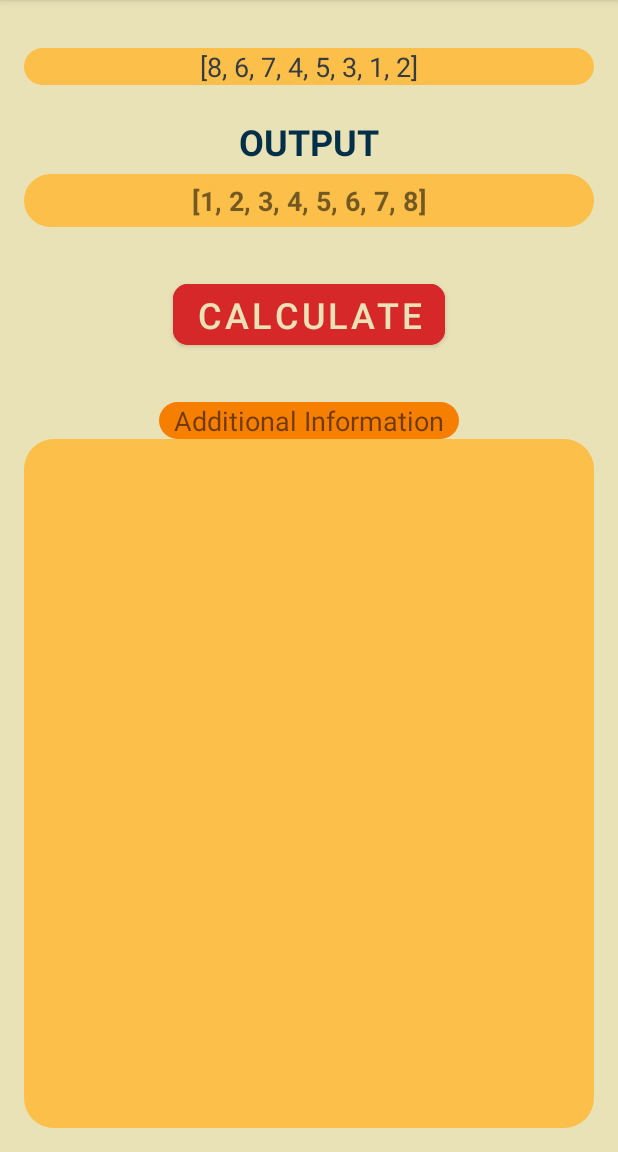
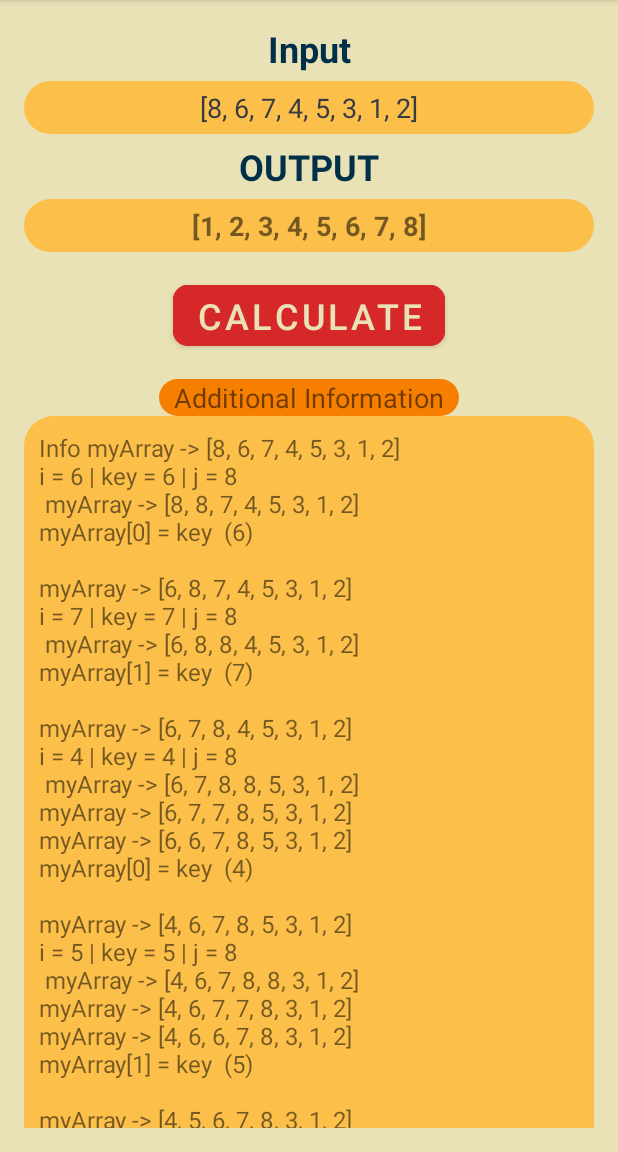
Before and after one commit to Shokhzod2202/Android-Demos, an Android app: the screen it shows after launch (MainActivity), after a tap on "CALCULATE", on a phone screen of 412 x 824 dp, the part 84-1236 px from its top. Run offline under Robolectric (Android 15) with nearby library versions, the phone set to English and light mode, and no system bars.

Commit message:
Debugging MyTestForUniversity project

```diff
--- a/MyTestesforUniversity/app/src/main/java/com/example/mytestesforuniversity/MainActivity.kt
+++ b/MyTestesforUniversity/app/src/main/java/com/example/mytestesforuniversity/MainActivity.kt
@@ -11,6 +11,7 @@ class MainActivity : AppCompatActivity() {
     var myInput : TextView? = null
     var myOutput : TextView? = null
     var btnCalc : Button? = null
+    var AddInfos : TextView? = null
     override fun onCreate(savedInstanceState: Bundle?) {
         super.onCreate(savedInstanceState)
         setContentView(R.layout.activity_main)
@@ -19,13 +20,40 @@ class MainActivity : AppCompatActivity() {
         myInput = findViewById(R.id.etInput)
         myOutput = findViewById(R.id.tvOutput)
         btnCalc = findViewById(R.id.btnCalculate)
+        AddInfos = findViewById(R.id.tvAddInfo)
 
         myInput?.text = myArray.toString()
 
         btnCalc?.setOnClickListener{
             //TODO -> enable entered text to be calculated.
-//            var newInput: ArrayList<Int> = myInput?.text?
-            myArray.sort()
+            var inputText = myInput?.text.toString()
+            val values = inputText.replace("[","").replace("]","").split(",")
+            if(myArray!=null){ myArray.clear()}
+            for(value in values){
+                val intValue = value.trim().toIntOrNull()
+                if(intValue != null){
+                    myArray.add(intValue)
+                }
+            }
+            var addInfo = "Info "
+
+            // You can see it -> for(i in (myArray.size - 1))
+            for (i in 1 until myArray.size){
+                addInfo += "myArray -> $myArray \n"
+                val key = myArray[i]
+                var j = i-1
+                addInfo += "i = ${myArray[i]} | key = $key | j = ${myArray[j]} \n "
+                while (j >= 0 && myArray[j] > key){
+                    myArray[j+1] = myArray[j]
+                    j--
+                    addInfo += "myArray -> $myArray \n"
+                }
+                myArray[j+1] = key
+                addInfo += "myArray[${j+1}] = key  ($key)\n\n"
+            }
+            addInfo += "myArray -> $myArray \n"
+
+            AddInfos?.text = addInfo
             myOutput?.text = myArray.toString()
         }
 
--- a/MyTestesforUniversity/app/src/main/res/layout/activity_main.xml
+++ b/MyTestesforUniversity/app/src/main/res/layout/activity_main.xml
@@ -16,16 +16,25 @@
        android:orientation="vertical"
        android:gravity="center"
        >
-
+       <TextView
+           android:id="@+id/tvInputHeading"
+           android:layout_width="match_parent"
+           android:layout_height="wrap_content"
+           android:gravity="center"
+           android:text="Input"
+           android:textColor="#003049"
+           android:textSize="24sp"
+           android:textStyle="bold"
+           />
 
        <androidx.appcompat.widget.AppCompatEditText
            android:id="@+id/etInput"
            android:layout_width="match_parent"
            android:layout_height="wrap_content"
-           android:layout_marginTop="16dp"
+           android:layout_marginTop="5dp"
            android:gravity="center"
            android:hint="Type Input"
-           android:paddingHorizontal="10dp"
+           android:padding="5dp"
            android:inputType="textCapWords"
            android:textColor="#363A43"
            android:textColorHint="#7A8089"
@@ -40,7 +49,7 @@
            android:id="@+id/tvOutputHeading"
            android:layout_width="match_parent"
            android:layout_height="wrap_content"
-           android:layout_marginTop="16dp"
+
            android:padding="5dp"
            android:gravity="center"
            android:text="OUTPUT"
@@ -48,11 +57,13 @@
            android:textSize="24sp"
            android:textStyle="bold"
            />
-
+        <ScrollView
+            android:layout_width="match_parent"
+            android:layout_height="wrap_content">
            <TextView
                android:id="@+id/tvOutput"
                android:layout_width="match_parent"
-           android:layout_height="wrap_content"
+               android:layout_height="match_parent"
                android:layout_marginBottom="16dp"
                android:padding="5dp"
                android:gravity="center"
@@ -62,11 +73,12 @@
                android:textStyle="bold"
 
                />
+        </ScrollView>
+
            <Button
                android:id="@+id/btnCalculate"
                android:layout_width="wrap_content"
                android:layout_height="wrap_content"
-               android:layout_margin="16dp"
                android:text="Calculate"
                android:textSize="24sp"
                android:textColor="#eae2b7"
@@ -100,18 +112,21 @@
 
             />
 
-
+        <ScrollView
+            android:layout_width="match_parent"
+            android:layout_height="match_parent">
             <TextView
                 android:id="@+id/tvAddInfo"
                 android:layout_width="match_parent"
                 android:layout_height="match_parent"
-            tools:text="Hello World"
+                android:text="here Should be info"
                 android:textSize="16sp"
                 android:padding="10dp"
                 android:background="@drawable/rounded_yellow"
 
 
                 />
+        </ScrollView>
 
     </LinearLayout>
 
```
Lines whose indentation alone changed are shown as unchanged.
